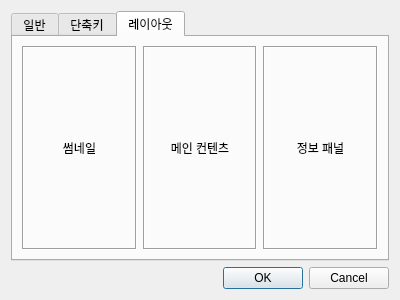
Above: ui/config_dialog.ui from Glen-Lee-glitch/new_viewer before the change. Below: the same form after it.
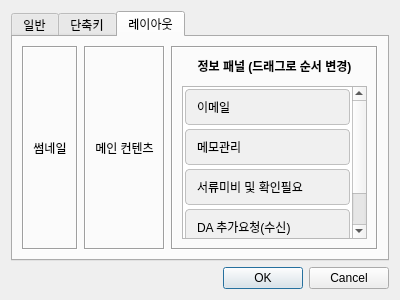
That is the form after the change. The open tabs and pages were chosen to show the change.

Commit message:
feat: Add UI for reordering Info Panel widgets in config dialog
   - Implemented drag-and-drop QListWidget in 'Layout' tab of config_dialog.ui.
   - Added visual representation for reordering 'Email', 'Memo Management', 'Insufficient Docs', and 'DA
     Request' widgets.

What changed in the file:
```diff
--- a/ui/config_dialog.ui
+++ b/ui/config_dialog.ui
@@ -139,11 +139,60 @@
           <item>
            <widget class="QLabel" name="label_info">
             <property name="text">
-             <string>정보 패널</string>
+             <string>정보 패널 (드래그로 순서 변경)</string>
             </property>
             <property name="alignment">
              <set>Qt::AlignCenter</set>
             </property>
+            <property name="styleSheet">
+             <string>font-weight: bold; margin-bottom: 5px;</string>
+            </property>
+           </widget>
+          </item>
+          <item>
+           <widget class="QListWidget" name="listWidget_info_order">
+            <property name="styleSheet">
+             <string>QListWidget::item {
+    background-color: #f0f0f0;
+    border: 1px solid #c0c0c0;
+    border-radius: 4px;
+    margin: 2px;
+    padding: 8px;
+}
+QListWidget::item:selected {
+    background-color: #d0e0ff;
+    border: 1px solid #80a0ff;
+}</string>
+            </property>
+            <property name="dragDropMode">
+             <enum>QAbstractItemView::InternalMove</enum>
+            </property>
+            <property name="defaultDropAction">
+             <enum>Qt::MoveAction</enum>
+            </property>
+            <property name="selectionMode">
+             <enum>QAbstractItemView::SingleSelection</enum>
+            </property>
+            <item>
+             <property name="text">
+              <string>이메일</string>
+             </property>
+            </item>
+            <item>
+             <property name="text">
+              <string>메모관리</string>
+             </property>
+            </item>
+            <item>
+             <property name="text">
+              <string>서류미비 및 확인필요</string>
+             </property>
+            </item>
+            <item>
+             <property name="text">
+              <string>DA 추가요청(수신)</string>
+             </property>
+            </item>
            </widget>
           </item>
          </layout>
```
Left out of the diff: 2 changed lines with no effect on the pictures.
